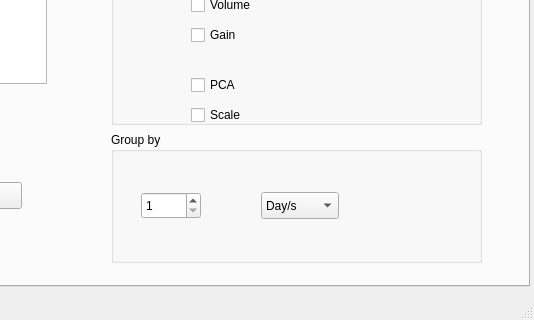
First picture: the form in MachineBenchMark/UI/Prueba1.ui, repository aydevosotros/MachineBenchMark, before the edit; both pictures show x 266 to 800 and y 204 to 524 of the 800 by 524 pixel window.
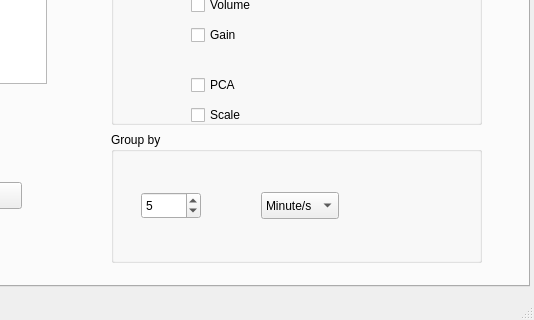
Second picture: the form after the edit. The open tabs and pages were chosen to show the change. Custom widgets are drawn as their Qt base class.

```diff
--- a/MachineBenchMark/UI/Prueba1.ui
+++ b/MachineBenchMark/UI/Prueba1.ui
@@ -417,6 +417,9 @@
        <property name="minimum">
         <number>1</number>
        </property>
+       <property name="value">
+        <number>5</number>
+       </property>
       </widget>
       <widget class="QComboBox" name="comboBox_3">
        <property name="geometry">
@@ -427,6 +430,16 @@
          <height>27</height>
         </rect>
        </property>
+       <item>
+        <property name="text">
+         <string>Minute/s</string>
+        </property>
+       </item>
+       <item>
+        <property name="text">
+         <string>Hour/s</string>
+        </property>
+       </item>
        <item>
         <property name="text">
          <string>Day/s</string>
```
Left out of the diff: 2 changed lines with no effect on the pictures.
